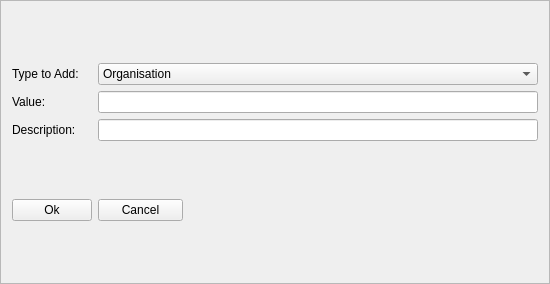
Before: the Qt Designer form buildings/gui/new_entry.ui in linz/nz-buildings, drawn with Qt 5.
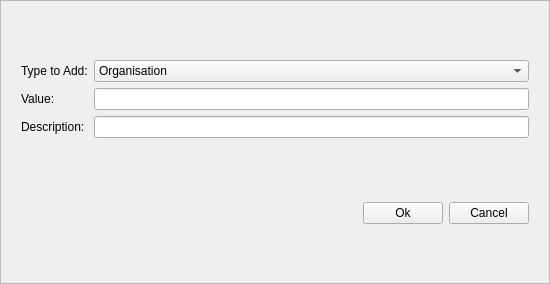
After: the same form once the commit is applied.

```diff
--- a/buildings/gui/new_entry.ui
+++ b/buildings/gui/new_entry.ui
@@ -19,18 +19,76 @@
   <property name="frameShadow">
    <enum>QFrame::Raised</enum>
   </property>
+  <layout class="QFormLayout" name="formLayout_2">
+   <item row="3" column="1">
+    <widget class="QWidget" name="widget_2" native="true">
+     <layout class="QHBoxLayout" name="horizontalLayout">
+      <item>
+       <spacer name="horizontalSpacer">
+        <property name="orientation">
+         <enum>Qt::Horizontal</enum>
+        </property>
+        <property name="sizeHint" stdset="0">
+         <size>
+          <width>40</width>
+          <height>20</height>
+         </size>
+        </property>
+       </spacer>
+      </item>
+      <item>
+       <widget class="QPushButton" name="btn_ok">
+        <property name="maximumSize">
+         <size>
+          <width>85</width>
+          <height>27</height>
+         </size>
+        </property>
+        <property name="text">
+         <string>Ok</string>
+        </property>
+       </widget>
+      </item>
+      <item>
+       <widget class="QPushButton" name="btn_cancel">
+        <property name="maximumSize">
+         <size>
+          <width>85</width>
+          <height>27</height>
+         </size>
+        </property>
+        <property name="text">
+         <string>Cancel</string>
+        </property>
+       </widget>
+      </item>
+     </layout>
+    </widget>
+   </item>
+   <item row="5" column="1">
+    <spacer name="verticalSpacer_2">
+     <property name="orientation">
+      <enum>Qt::Vertical</enum>
+     </property>
+     <property name="sizeHint" stdset="0">
+      <size>
+       <width>20</width>
+       <height>40</height>
+      </size>
+     </property>
+    </spacer>
+   </item>
+   <item row="1" column="0" colspan="2">
+    <widget class="QWidget" name="widget" native="true">
   <layout class="QFormLayout" name="formLayout">
-   <property name="fieldGrowthPolicy">
-    <enum>QFormLayout::AllNonFixedFieldsGrow</enum>
-   </property>
-   <item row="1" column="0">
+      <item row="2" column="0">
     <widget class="QLabel" name="l_type_to_add">
      <property name="text">
       <string>Type to Add:</string>
      </property>
     </widget>
    </item>
-   <item row="1" column="1">
+      <item row="2" column="1">
     <widget class="QComboBox" name="cmb_new_type_selection">
      <item>
       <property name="text">
@@ -54,27 +112,30 @@
      </item>
     </widget>
    </item>
-   <item row="4" column="0">
+      <item row="3" column="0">
     <widget class="QLabel" name="l_value">
      <property name="text">
       <string>Value:</string>
      </property>
     </widget>
    </item>
-   <item row="4" column="1">
+      <item row="3" column="1">
     <widget class="QLineEdit" name="le_new_entry"/>
    </item>
-   <item row="5" column="0">
+      <item row="4" column="0">
     <widget class="QLabel" name="l_description">
      <property name="text">
       <string>Description:</string>
      </property>
     </widget>
    </item>
-   <item row="5" column="1">
+      <item row="4" column="1">
     <widget class="QLineEdit" name="le_description"/>
    </item>
-   <item row="7" column="1">
+     </layout>
+    </widget>
+   </item>
+   <item row="2" column="1">
     <spacer name="verticalSpacer_3">
      <property name="orientation">
       <enum>Qt::Vertical</enum>
@@ -87,46 +148,7 @@
      </property>
     </spacer>
    </item>
-   <item row="8" column="0">
-    <widget class="QPushButton" name="btn_ok">
-     <property name="maximumSize">
-      <size>
-       <width>85</width>
-       <height>27</height>
-      </size>
-     </property>
-     <property name="text">
-      <string>Ok</string>
-     </property>
-    </widget>
-   </item>
-   <item row="8" column="1">
-    <widget class="QPushButton" name="btn_cancel">
-     <property name="maximumSize">
-      <size>
-       <width>85</width>
-       <height>27</height>
-      </size>
-     </property>
-     <property name="text">
-      <string>Cancel</string>
-     </property>
-    </widget>
-   </item>
-   <item row="9" column="1">
-    <spacer name="verticalSpacer_2">
-     <property name="orientation">
-      <enum>Qt::Vertical</enum>
-     </property>
-     <property name="sizeHint" stdset="0">
-      <size>
-       <width>20</width>
-       <height>40</height>
-      </size>
-     </property>
-    </spacer>
-   </item>
-   <item row="0" column="1">
+   <item row="0" column="0">
     <spacer name="verticalSpacer">
      <property name="orientation">
       <enum>Qt::Vertical</enum>
```
Lines whose indentation alone changed are shown as unchanged.
